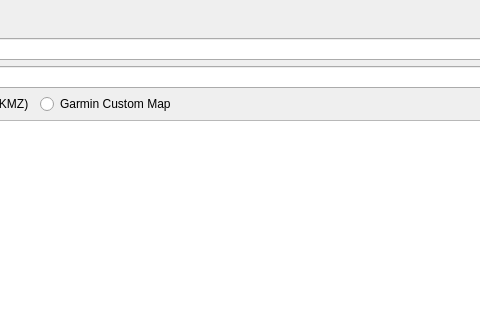
The window that src/IMapQMAPExport.ui (ntruchsess/QLandkarteGT) describes before a commit, drawn with Qt 5; both pictures show x 217 to 697 and y 0 to 320 of the 848 by 634 pixel window.
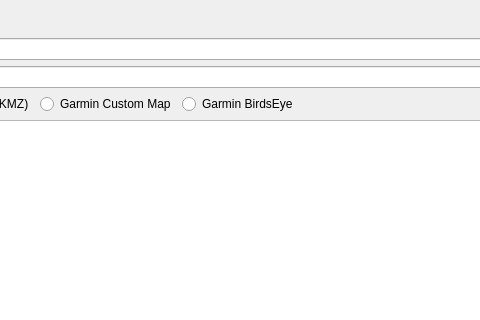
The same window after the commit.

Diff of the .ui file:
```diff
--- a/src/IMapQMAPExport.ui
+++ b/src/IMapQMAPExport.ui
@@ -103,6 +103,13 @@
        </property>
       </widget>
      </item>
+     <item>
+      <widget class="QRadioButton" name="radioJNX">
+       <property name="text">
+        <string>Garmin BirdsEye</string>
+       </property>
+      </widget>
+     </item>
      <item>
       <spacer name="horizontalSpacer">
        <property name="orientation">
```
Left out of the diff: 6 changed lines with no effect on the pictures.
